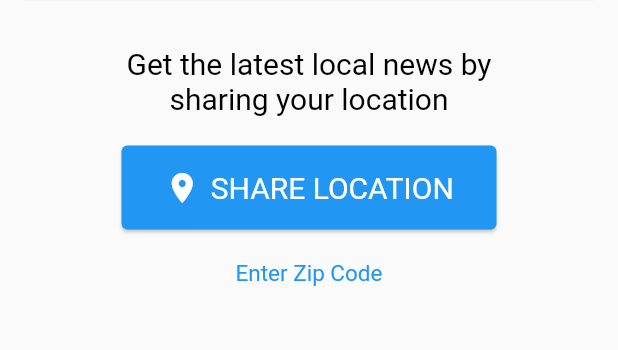
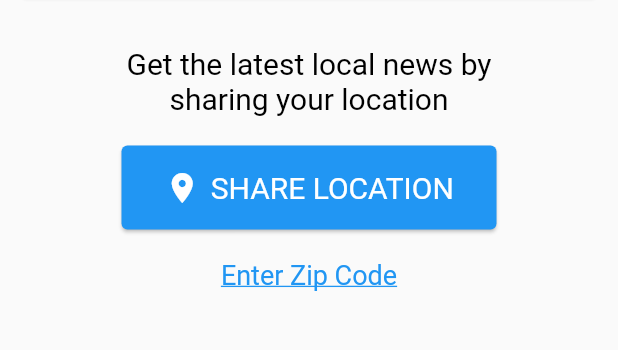
Before and after one commit to zwemansoempm/tis-mobile, a Flutter app: the PlaceWidget widget shown alone on an empty page, opened directly, on a phone screen of 412 x 824 dp, the part 420-770 px from its top. Run offline on Flutter 3.47's test engine with Material 2 defaults, Android fonts, the phone set to English and light mode, and no system bars; our stand-ins replace carousel_slider, device_preview, dio, eva_icons_flutter, flutter_html, rxdart and 2 more; missing offline and left inert: footer; Roboto replaces fonts that are missing (Source Sans Pro).

Commit message:
navigation add

```diff
--- a/lib/views/bottom_nav_3.dart
+++ b/lib/views/bottom_nav_3.dart
@@ -1,4 +1,5 @@
 import 'package:flutter/material.dart';
+import 'package:tis/views/locationSearch.dart';
 
 class PlaceWidget extends StatefulWidget {
   @override
@@ -196,7 +197,7 @@ class _BottomNav3State  extends State<PlaceWidget> {
                       width: 250,
                       child: Card(
                         color: Colors.blue,
-                        margin: EdgeInsets.only(top: 20.0),
+                        margin: EdgeInsets.only(top: 20.0, bottom: 20.0),
                         child: ListTile(
                           title : Row(
                             mainAxisAlignment: MainAxisAlignment.center,
@@ -217,16 +218,21 @@ class _BottomNav3State  extends State<PlaceWidget> {
                         ),
                       ),
                     ),
-                    Container(
-                      margin: EdgeInsets.only(top: 20.0),
+
+                    InkWell(
                       child: Text(
-                        'Enter Zip Code',
+                        "Enter Zip Code",
                         style: TextStyle(
-                          fontSize: 15.0,
                           color: Colors.blue,
+                          fontSize: 18.0,
+                          decoration: TextDecoration.underline
                         ),
                       ),
-                    ),
+                      onTap: (){
+                        Navigator.push(context, MaterialPageRoute(builder: (context)=> LocationSearch()));
+                      },
+                    )
+
                   ]
                 ),
               ),
```
Also changed, not shown: lib/views/locationSearch.dart (added, +25 -0 lines).
